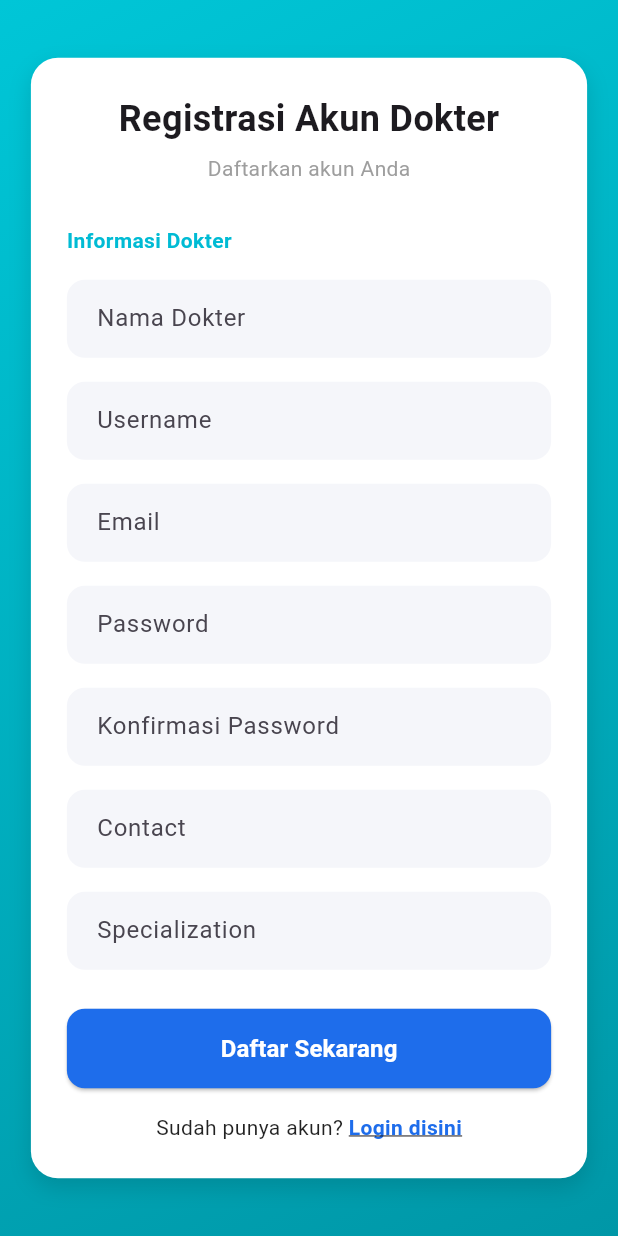
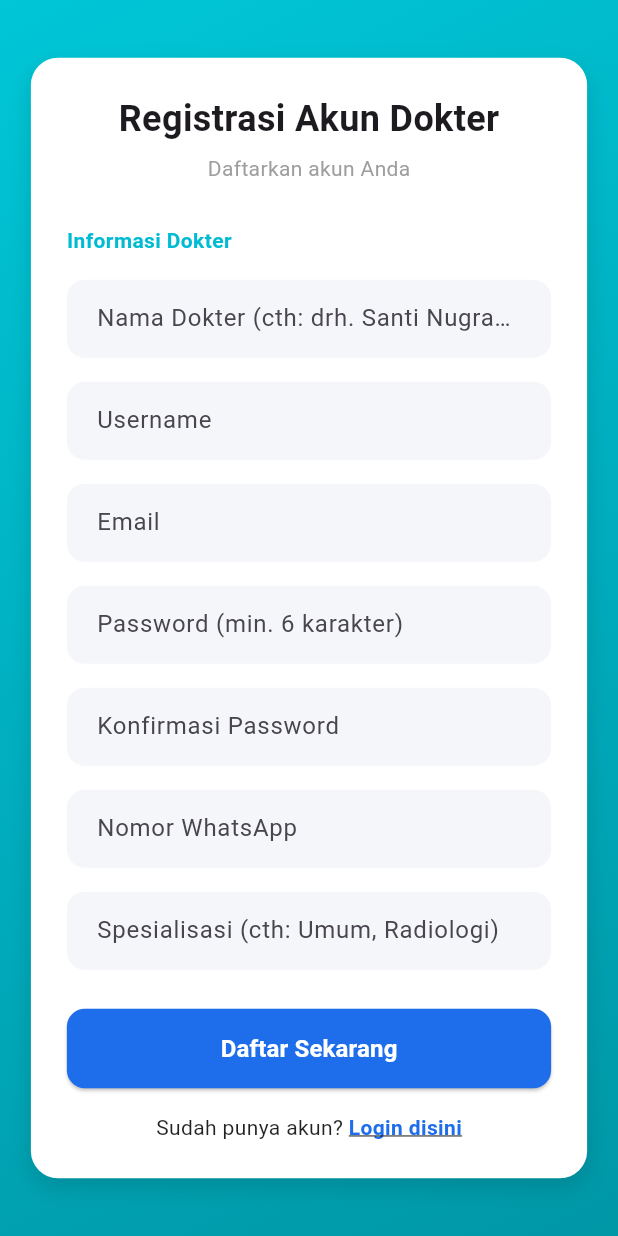
Before and after one commit to amanda-araa20/flutter-heyone, a Flutter app: the RegisterScreen screen opened directly, on a phone screen of 412 x 824 dp. Run offline on Flutter 3.47's test engine with Material 3 defaults, Android fonts, the phone set to English and light mode, and no system bars; our stand-ins replace image_picker, shared_preferences; accounts and stored records are empty; network calls fail.

Commit message:
fix: perbaikan tampilan no antrian dan register

```diff
--- a/lib/screens/patient_list_screen.dart
+++ b/lib/screens/patient_list_screen.dart
@@ -321,8 +321,8 @@ class _PatientListScreenState extends State<PatientListScreen> {
                                           reloadPatients();
                                         },
                                         leading: Container(
-                                          width: 50,
-                                          height: 50,
+                                          width: 56,
+                                          height: 56,
                                           decoration: BoxDecoration(
                                             color: const Color(0xFF00BBD4),
                                             borderRadius: BorderRadius.circular(
--- a/lib/screens/register_screen.dart
+++ b/lib/screens/register_screen.dart
@@ -1,3 +1,5 @@
+import 'package:flutter/material.dart';
+import '../services/api_service.dart';
 import 'package:flutter/material.dart';
 import '../services/api_service.dart';
 
@@ -142,11 +144,11 @@ class _RegisterScreenState extends State<RegisterScreen> {
 
                   const SizedBox(height: 16),
 
-                  input("Nama Dokter", nameController),
+                  input("Nama Dokter (cth: drh. Santi Nugraha)", nameController),
                   input("Username", usernameController),
                   input("Email", emailController),
 
-                  input("Password", passwordController, obscure: true),
+                  input("Password (min. 6 karakter)", passwordController, obscure: true),
 
                   input(
                     "Konfirmasi Password",
@@ -154,9 +156,9 @@ class _RegisterScreenState extends State<RegisterScreen> {
                     obscure: true,
                   ),
 
-                  input("Contact", contactController),
+                  input("Nomor WhatsApp", contactController),
 
-                  input("Specialization", specializationController),
+                  input("Spesialisasi (cth: Umum, Radiologi)", specializationController),
 
                   const SizedBox(height: 10),
 
```
